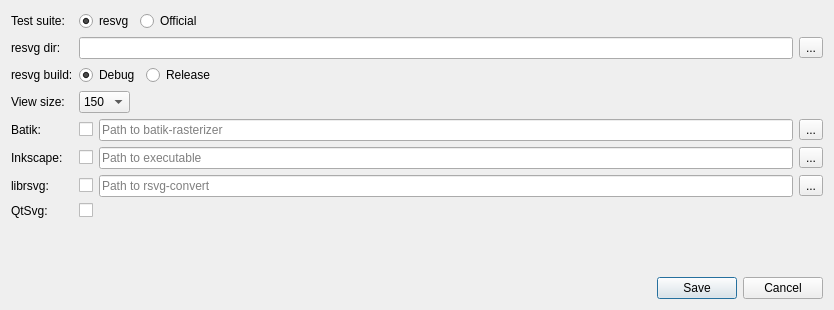
Above: tools/vdiff/src/settingsdialog.ui from RazrFalcon/resvg-test-suite before the change. Below: the same form after it.
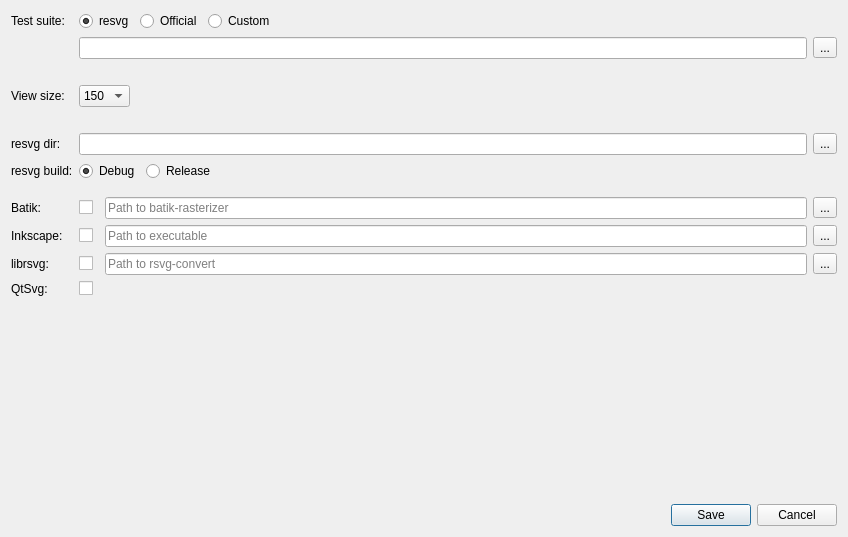
That is the form after the change.

Commit message: (vdiff) A custom folder can be used as a test suite.

```diff
--- a/tools/vdiff/src/settingsdialog.ui
+++ b/tools/vdiff/src/settingsdialog.ui
@@ -6,8 +6,8 @@
    <rect>
     <x>0</x>
     <y>0</y>
-    <width>834</width>
-    <height>310</height>
+    <width>848</width>
+    <height>537</height>
    </rect>
   </property>
   <property name="windowTitle">
@@ -16,21 +16,14 @@
   <layout class="QVBoxLayout" name="verticalLayout">
    <item>
     <layout class="QGridLayout" name="gridLayout">
-     <item row="6" column="3">
-      <widget class="QToolButton" name="btnSelectRsvg">
+     <item row="3" column="0">
+      <widget class="QLabel" name="label">
        <property name="text">
-        <string>...</string>
+        <string>View size:</string>
        </property>
       </widget>
      </item>
-     <item row="5" column="0">
-      <widget class="QLabel" name="label_3">
-       <property name="text">
-        <string>Inkscape:</string>
-       </property>
-      </widget>
-     </item>
-     <item row="6" column="1">
+     <item row="11" column="1">
       <widget class="QCheckBox" name="chBoxUseLibrsvg">
        <property name="sizePolicy">
         <sizepolicy hsizetype="Fixed" vsizetype="Fixed">
@@ -40,14 +33,14 @@
        </property>
       </widget>
      </item>
-     <item row="5" column="2">
+     <item row="10" column="2">
       <widget class="QLineEdit" name="lineEditInkscape">
        <property name="placeholderText">
         <string>Path to executable</string>
        </property>
       </widget>
      </item>
-     <item row="5" column="1">
+     <item row="10" column="1">
       <widget class="QCheckBox" name="chBoxUseInkscape">
        <property name="sizePolicy">
         <sizepolicy hsizetype="Fixed" vsizetype="Fixed">
@@ -64,7 +57,7 @@
        </property>
       </widget>
      </item>
-     <item row="7" column="1">
+     <item row="12" column="1">
       <widget class="QCheckBox" name="chBoxUseQtSvg">
        <property name="sizePolicy">
         <sizepolicy hsizetype="Fixed" vsizetype="Fixed">
@@ -74,63 +67,56 @@
        </property>
       </widget>
      </item>
-     <item row="1" column="3">
+     <item row="5" column="3">
       <widget class="QToolButton" name="btnSelectResvg">
        <property name="text">
         <string>...</string>
        </property>
       </widget>
      </item>
-     <item row="6" column="2">
+     <item row="11" column="2">
       <widget class="QLineEdit" name="lineEditRsvg">
        <property name="placeholderText">
         <string>Path to rsvg-convert</string>
        </property>
       </widget>
      </item>
-     <item row="1" column="0">
+     <item row="5" column="0">
       <widget class="QLabel" name="label_5">
        <property name="text">
         <string>resvg dir:</string>
        </property>
       </widget>
      </item>
-     <item row="2" column="0">
-      <widget class="QLabel" name="label_7">
-       <property name="text">
-        <string>resvg build:</string>
-       </property>
-      </widget>
-     </item>
-     <item row="5" column="3">
+     <item row="10" column="3">
       <widget class="QToolButton" name="btnSelectInkscape">
        <property name="text">
         <string>...</string>
        </property>
       </widget>
      </item>
-     <item row="6" column="0">
+     <item row="11" column="0">
       <widget class="QLabel" name="label_4">
        <property name="text">
         <string>librsvg:</string>
        </property>
       </widget>
      </item>
-     <item row="7" column="0">
+     <item row="12" column="0">
       <widget class="QLabel" name="label_8">
        <property name="text">
         <string>QtSvg:</string>
        </property>
       </widget>
      </item>
-     <item row="4" column="0">
+     <item row="9" column="0">
       <widget class="QLabel" name="label_9">
        <property name="text">
         <string>Batik:</string>
        </property>
       </widget>
      </item>
-     <item row="4" column="1">
+     <item row="9" column="1">
       <widget class="QCheckBox" name="chBoxUseBatik">
        <property name="sizePolicy">
         <sizepolicy hsizetype="Fixed" vsizetype="Fixed">
@@ -140,62 +126,21 @@
        </property>
       </widget>
      </item>
-     <item row="4" column="2">
+     <item row="9" column="2">
       <widget class="QLineEdit" name="lineEditBatik">
        <property name="placeholderText">
         <string>Path to batik-rasterizer</string>
        </property>
       </widget>
      </item>
-     <item row="4" column="3">
+     <item row="9" column="3">
       <widget class="QToolButton" name="btnSelectBatik">
        <property name="text">
         <string>...</string>
        </property>
       </widget>
      </item>
-     <item row="2" column="1" colspan="3">
-      <widget class="QWidget" name="widget_2" native="true">
-       <layout class="QHBoxLayout" name="horizontalLayout">
-        <property name="leftMargin">
-         <number>0</number>
-        </property>
-        <property name="topMargin">
-         <number>0</number>
-        </property>
-        <property name="rightMargin">
-         <number>0</number>
-        </property>
-        <property name="bottomMargin">
-         <number>0</number>
-        </property>
-        <item>
-         <widget class="QRadioButton" name="rBtnDebug">
-          <property name="text">
-           <string>Debug</string>
-          </property>
-          <property name="checked">
-           <bool>true</bool>
-          </property>
-         </widget>
-        </item>
-        <item>
-         <widget class="QRadioButton" name="rBtnRelease">
-          <property name="sizePolicy">
-           <sizepolicy hsizetype="Expanding" vsizetype="Fixed">
-            <horstretch>0</horstretch>
-            <verstretch>0</verstretch>
-           </sizepolicy>
-          </property>
-          <property name="text">
-           <string>Release</string>
-          </property>
-         </widget>
-        </item>
-       </layout>
-      </widget>
-     </item>
-     <item row="1" column="1" colspan="2">
+     <item row="5" column="1" colspan="2">
       <widget class="QLineEdit" name="lineEditResvg"/>
      </item>
      <item row="0" column="1" colspan="3">
@@ -226,7 +171,7 @@
         <item>
          <widget class="QRadioButton" name="rBtnSuiteOfficial">
           <property name="sizePolicy">
-           <sizepolicy hsizetype="Expanding" vsizetype="Fixed">
+           <sizepolicy hsizetype="Fixed" vsizetype="Fixed">
             <horstretch>0</horstretch>
             <verstretch>0</verstretch>
            </sizepolicy>
@@ -236,13 +181,49 @@
           </property>
          </widget>
         </item>
+        <item>
+         <widget class="QRadioButton" name="rBtnSuiteCustom">
+          <property name="sizePolicy">
+           <sizepolicy hsizetype="Expanding" vsizetype="Fixed">
+            <horstretch>0</horstretch>
+            <verstretch>0</verstretch>
+           </sizepolicy>
+          </property>
+          <property name="text">
+           <string>Custom</string>
+          </property>
+         </widget>
+        </item>
        </layout>
       </widget>
      </item>
-     <item row="3" column="0">
-      <widget class="QLabel" name="label">
+     <item row="1" column="1" colspan="2">
+      <widget class="QLineEdit" name="lineEditTestsPath"/>
+     </item>
+     <item row="4" column="1">
+      <spacer name="verticalSpacer_3">
+       <property name="orientation">
+        <enum>Qt::Vertical</enum>
+       </property>
+       <property name="sizeHint" stdset="0">
+        <size>
+         <width>20</width>
+         <height>20</height>
+        </size>
+       </property>
+      </spacer>
+     </item>
+     <item row="10" column="0">
+      <widget class="QLabel" name="label_3">
        <property name="text">
-        <string>View size:</string>
+        <string>Inkscape:</string>
+       </property>
+      </widget>
+     </item>
+     <item row="11" column="3">
+      <widget class="QToolButton" name="btnSelectRsvg">
+       <property name="text">
+        <string>...</string>
        </property>
       </widget>
      </item>
@@ -297,6 +278,87 @@
        </item>
       </layout>
      </item>
+     <item row="6" column="0" rowspan="2">
+      <widget class="QLabel" name="label_7">
+       <property name="text">
+        <string>resvg build:</string>
+       </property>
+      </widget>
+     </item>
+     <item row="2" column="1">
+      <spacer name="verticalSpacer_2">
+       <property name="orientation">
+        <enum>Qt::Vertical</enum>
+       </property>
+       <property name="sizeHint" stdset="0">
+        <size>
+         <width>20</width>
+         <height>20</height>
+        </size>
+       </property>
+      </spacer>
+     </item>
+     <item row="1" column="3">
+      <widget class="QToolButton" name="btnSelectTest">
+       <property name="text">
+        <string>...</string>
+       </property>
+      </widget>
+     </item>
+     <item row="6" column="1" rowspan="2" colspan="3">
+      <widget class="QWidget" name="widget_2" native="true">
+       <layout class="QHBoxLayout" name="horizontalLayout">
+        <property name="leftMargin">
+         <number>0</number>
+        </property>
+        <property name="topMargin">
+         <number>0</number>
+        </property>
+        <property name="rightMargin">
+         <number>0</number>
+        </property>
+        <property name="bottomMargin">
+         <number>0</number>
+        </property>
+        <item>
+         <widget class="QRadioButton" name="rBtnDebug">
+          <property name="text">
+           <string>Debug</string>
+          </property>
+          <property name="checked">
+           <bool>true</bool>
+          </property>
+         </widget>
+        </item>
+        <item>
+         <widget class="QRadioButton" name="rBtnRelease">
+          <property name="sizePolicy">
+           <sizepolicy hsizetype="Expanding" vsizetype="Fixed">
+            <horstretch>0</horstretch>
+            <verstretch>0</verstretch>
+           </sizepolicy>
+          </property>
+          <property name="text">
+           <string>Release</string>
+          </property>
+         </widget>
+        </item>
+       </layout>
+      </widget>
+     </item>
+     <item row="8" column="1">
+      <spacer name="verticalSpacer_5">
+       <property name="orientation">
+        <enum>Qt::Vertical</enum>
+       </property>
+       <property name="sizeHint" stdset="0">
+        <size>
+         <width>20</width>
+         <height>10</height>
+        </size>
+       </property>
+      </spacer>
+     </item>
     </layout>
    </item>
    <item>
```
The commit also changes 9 other files.
